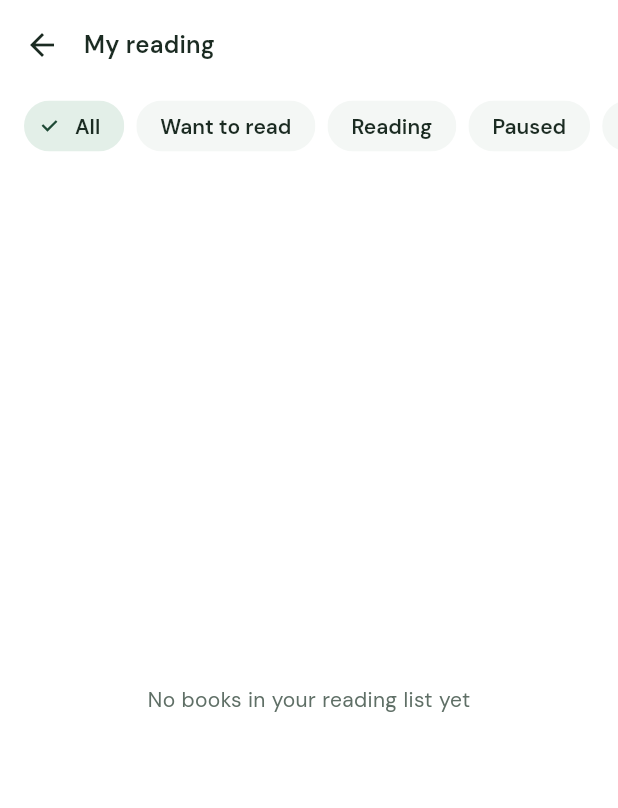
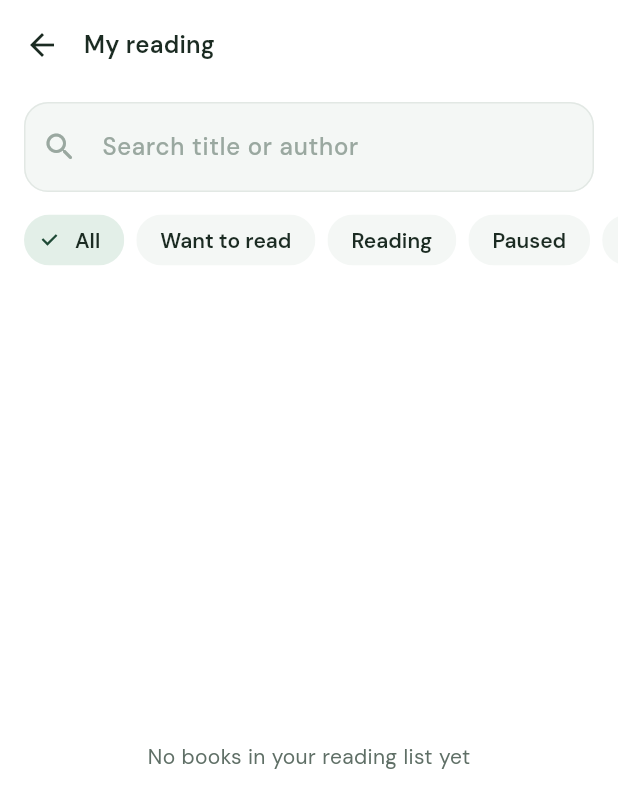
Before and after one commit to yash25hemnani/shelf-snap, a Flutter app: the ReadingLogsScreen screen opened directly, on a phone screen of 412 x 824 dp. Shown: the top 808 px of the screen. Run offline on Flutter 3.47's test engine with Material 3 defaults, Android fonts, the phone set to English and light mode, and no system bars; our stand-ins replace camera, cloud_firestore, diacritic, firebase_auth, firebase_core, flutter_dotenv and 5 more; missing offline and left inert: dicebear_core, dicebear_styles, google_mlkit_text_recognition, mobile_scanner; accounts and stored records are empty; network calls fail.

Commit message:
v3: Added server-side search and card rows to the reading list

```diff
--- a/lib/features/reading/screens/reading_logs_screen.dart
+++ b/lib/features/reading/screens/reading_logs_screen.dart
@@ -1,6 +1,7 @@
 import 'package:flutter/material.dart';
 import 'package:flutter_riverpod/flutter_riverpod.dart';
 import 'package:shelf_snap/core/theme/app_colors.dart';
+import 'package:shelf_snap/features/library/models/book_model.dart';
 import 'package:shelf_snap/features/reading/models/reading_log_model.dart';
 import 'package:shelf_snap/features/reading/providers/reading_log_provider.dart';
 import 'package:shelf_snap/features/reading/screens/reading_log_detail_screen.dart';
@@ -14,8 +15,14 @@ class ReadingLogsScreen extends ConsumerWidget {
   Widget build(BuildContext context, WidgetRef ref) {
     final textTheme = Theme.of(context).textTheme;
     final filter = ref.watch(readingFilterProvider);
-    // Filtered by Firestore, so only the chosen status is downloaded
-    final logsAsync = ref.watch(readingLogsProvider(filter));
+    // Words under 2 letters are skipped, so one letter still shows the full list
+    final searching = BookModel.sanitizeWords(
+      ref.watch(readingSearchQueryProvider),
+    ).isNotEmpty;
+    // Both are filtered by Firestore, so only matching books are downloaded
+    final logsAsync = searching
+        ? ref.watch(readingSearchProvider(filter))
+        : ref.watch(readingLogsProvider(filter));
 
     return Scaffold(
       appBar: AppBar(
@@ -25,6 +32,18 @@ class ReadingLogsScreen extends ConsumerWidget {
       ),
       body: Column(
         children: [
+          Padding(
+            padding: const EdgeInsets.fromLTRB(16, 8, 16, 8),
+            child: TextField(
+              onChanged: (text) =>
+                  ref.read(readingSearchQueryProvider.notifier).state = text,
+              textInputAction: TextInputAction.search,
+              decoration: const InputDecoration(
+                hintText: 'Search title or author',
+                prefixIcon: Icon(Icons.search_rounded),
+              ),
+            ),
+          ),
           // Filter chips, scrolling sideways; null is "All"
           SizedBox(
             height: 48,
@@ -52,7 +71,9 @@ class ReadingLogsScreen extends ConsumerWidget {
                 if (logs.isEmpty) {
                   return Center(
                     child: Text(
-                      filter == null
+                      searching
+                          ? 'No books match your search'
+                          : filter == null
                           ? 'No books in your reading list yet'
                           : 'No books here',
                       style: textTheme.bodyMedium?.copyWith(
@@ -63,7 +84,7 @@ class ReadingLogsScreen extends ConsumerWidget {
                 }
 
                 return ListView.separated(
-                  padding: const EdgeInsets.fromLTRB(16, 8, 16, 24),
+                  padding: const EdgeInsets.fromLTRB(16, 16, 16, 24),
                   itemCount: logs.length,
                   separatorBuilder: (_, _) => const SizedBox(height: 12),
                   itemBuilder: (_, i) => ReadingLogTile(
```
Also changed, not shown: lib/features/reading/widgets/reading_log_tile.dart (+18 -4 lines).
